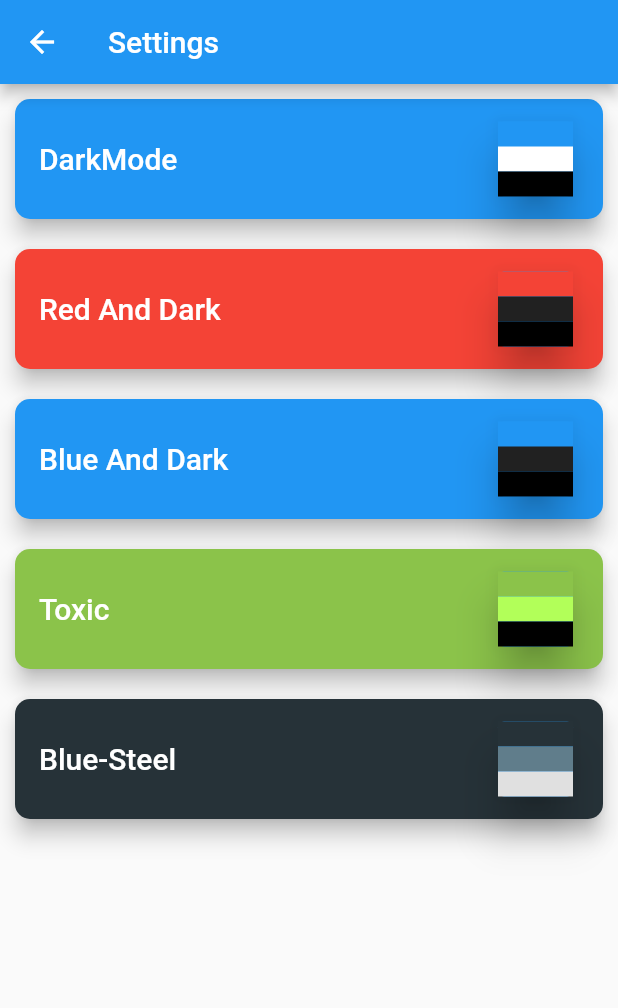
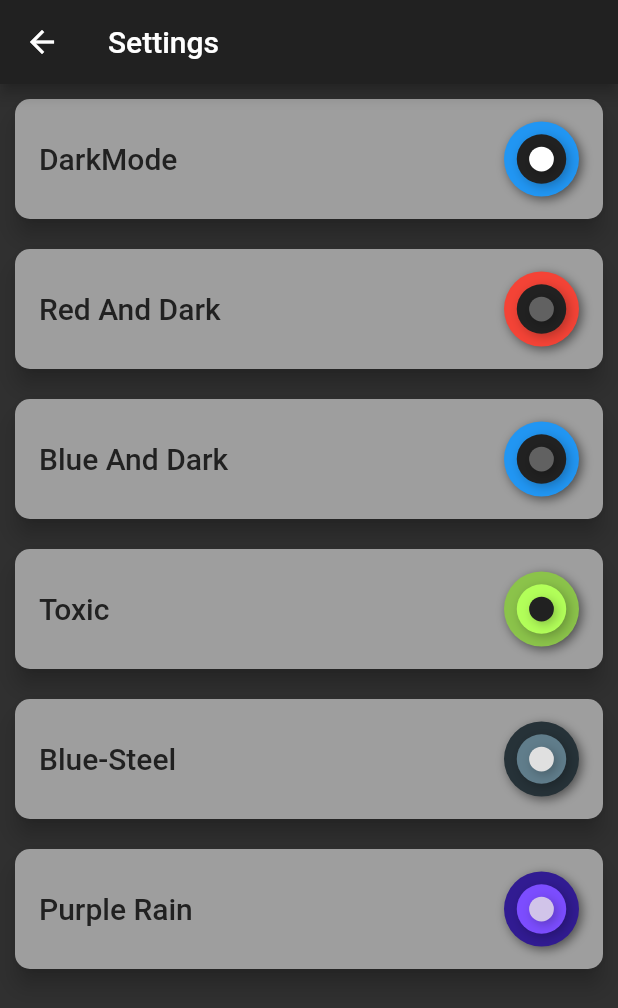
Before and after one commit to jgarza9788/flutter_dicey, a Flutter app: the screen it shows after launch, after a tap on an icon or button, on a phone screen of 412 x 824 dp. Shown: the top 1008 px of the screen. Run offline on Flutter 3.47's test engine with Material 2 defaults, Android fonts, the phone set to English and light mode, and no system bars; our stand-ins replace dynamic_theme, material_design_icons_flutter, shared_preferences.

Commit message:
finish theme

```diff
--- a/lib/CoinPage.dart
+++ b/lib/CoinPage.dart
@@ -51,7 +51,8 @@ class _CoinState extends State<Coin> with SingleTickerProviderStateMixin{
     //https://api.flutter.dev/flutter/animation/Curves-class.html
     animation = CurvedAnimation(parent: controller,curve: Curves.easeInOutBack);
 
-//    controller.forward(from: 0);
+    Flip();
+    controller.forward(from: 0);
 //    controller.reverse(from: 1);
 
     animation.addStatusListener((status){
@@ -107,7 +108,7 @@ class _CoinState extends State<Coin> with SingleTickerProviderStateMixin{
             SizedBox(
               height: 25.0,
             ),
-          ActionButton(controller: controller,text: 'Flip',),
+            ActionButton(controller: controller,text: 'Flip',)
           ],
         ),
       );
--- a/lib/D20Page.dart
+++ b/lib/D20Page.dart
@@ -74,7 +74,8 @@ class _D20State extends State<D20> with SingleTickerProviderStateMixin{
     animEase = CurvedAnimation(parent: controller,curve: Curves.ease);
     animBounce = CurvedAnimation(parent: controller,curve: Curves.bounceOut);
 
-//    controller.forward(from: 0);
+    Roll();
+    controller.forward(from: 0);
 //    controller.reverse(from: 1);
 
     controller.addStatusListener((status){
--- a/lib/DicePage.dart
+++ b/lib/DicePage.dart
@@ -60,7 +60,8 @@ class _DiceState extends State<Dice> with SingleTickerProviderStateMixin{
     animEase = CurvedAnimation(parent: controller,curve: Curves.ease);
     animBounce = CurvedAnimation(parent: controller,curve: Curves.bounceOut);
 
-//    controller.forward(from: 0);
+    Roll();
+    controller.forward(from: 0);
 //    controller.reverse(from: 1);
 
     controller.addStatusListener((status){
@@ -70,7 +71,6 @@ class _DiceState extends State<Dice> with SingleTickerProviderStateMixin{
       if(status == AnimationStatus.forward)
       {
         Roll();
-
       }
 
     });
--- a/lib/constants.dart
+++ b/lib/constants.dart
@@ -62,6 +62,8 @@ class ActionButton extends StatelessWidget {
 }
 
 
+
+
 class ThemeButton extends StatelessWidget {
   const ThemeButton({
     Key key,
@@ -81,47 +83,20 @@ class ThemeButton extends StatelessWidget {
       child: Container(
         height: 80.0,
         child: RaisedButton(
-            color: colors[0],
+//            color: colors[0],
+            color: Colors.grey,
             child: Row(
               children: <Widget>[
                 Expanded(
                   child: Text(themeName,
                     style: TextStyle(
                       fontSize: 20.0,
-                      color: Theme.of(context).primaryTextTheme.title.color,
+//                      color: Theme.of(context).primaryTextTheme.title.color,
+                      color: Colors.grey[900]
                     ),
                   ),
                 ),
-                Card(
-                  elevation: 12.0,
-                  color: Colors.blue,
-                  child: Container(
-                    height: 50.0,
-                    width: 50.0,
-//                    decoration: BoxDecoration(
-//                      borderRadius: BorderRadius.circular(50.0),
-//                    ),
-                    child: Column(
-                      children: <Widget>[
-                        Expanded(
-                          child: Container(
-                            color: colors[0],
-                          ),
-                        ),
-                        Expanded(
-                          child: Container(
-                            color: colors[1],
-                          ),
-                        ),
-                        Expanded(
-                          child: Container(
-                            color: colors[2],
-                          ),
-                        ),
-                      ],
-                    ),
-                  ),
-                ),
+                ThemePreview(colors: colors,),
               ],
             ),
             onPressed: setTheme,
@@ -132,3 +107,66 @@ class ThemeButton extends StatelessWidget {
     );
   }
 }
+
+class ThemePreview extends StatelessWidget {
+  const ThemePreview({
+    Key key,
+    this.colors,
+  }) : super(key: key);
+
+  final List<Color> colors;
+
+  @override
+  Widget build(BuildContext context) {
+    return Stack(
+      alignment: Alignment.center,
+      children: <Widget>[
+        Container(
+          width: 50.0,
+          height: 50.0,
+          decoration: new BoxDecoration(
+            color: colors[0],
+            shape: BoxShape.circle,
+            boxShadow: [
+              BoxShadow(
+                color: Colors.black.withOpacity(0.5),
+                offset: Offset(2.0, 2.0),
+                blurRadius: 5.0,
+              )
+            ],
+          ),
+        ),
+        Container(
+          width: 33.0,
+          height: 33.0,
+          decoration: new BoxDecoration(
+            color: colors[1],
+            shape: BoxShape.circle,
+            boxShadow: [
+              BoxShadow(
+                color: Colors.black.withOpacity(0.25),
+                offset: Offset(2.0, 2.0),
+                blurRadius: 5.0,
+              )
+            ],
+          ),
+        ),
+        Container(
+          width: 16.5,
+          height: 16.5,
+          decoration: new BoxDecoration(
+            color: colors[2],
+            shape: BoxShape.circle,
+            boxShadow: [
+              BoxShadow(
+                color: Colors.black.withOpacity(0.25),
+                offset: Offset(2.0, 2.0),
+                blurRadius: 5.0,
+              )
+            ],
+          ),
+        ),
+      ],
+    );
+  }
+}
--- a/lib/home.dart
+++ b/lib/home.dart
@@ -19,7 +19,7 @@ class HomeContent extends StatefulWidget {
   _HomeContentState createState() => _HomeContentState();
 }
 
-class _HomeContentState extends State<HomeContent> with SingleTickerProviderStateMixin{
+class _HomeContentState extends State<HomeContent> with SingleTickerProviderStateMixin {
 
   TabController _tabController;
 
@@ -34,7 +34,7 @@ void initState() {
   }
 
   @override
-void dispose(){
+  void dispose() {
     _tabController.dispose();
     super.dispose();
   }
@@ -70,6 +70,7 @@ Widget build(BuildContext context) {
         controller: _tabController,
       ),
     ),
+
     );
   }
 }
--- a/lib/main.dart
+++ b/lib/main.dart
@@ -1,10 +1,8 @@
 import 'package:flutter/material.dart';
-//import 'package:material_design_icons_flutter/material_design_icons_flutter.dart';
-import 'constants.dart';
 import 'home.dart';
 import 'settings.dart';
 import 'package:dynamic_theme/dynamic_theme.dart';
-
+import 'themes.dart';
 
 void main() => runApp(MyApp());
 
@@ -13,10 +11,7 @@ class MyApp extends StatelessWidget {
   Widget build(BuildContext context) {
     return new DynamicTheme(
         defaultBrightness: Brightness.light,
-        data: (brightness) => new ThemeData(
-//          primarySwatch: Colors.indigo,
-          brightness: brightness,
-        ),
+        data: (brightness) => darkMode(),
         themedWidgetBuilder: (context, theme) {
           return new MaterialApp(
             debugShowCheckedModeBanner: false,
@@ -32,48 +27,5 @@ class MyApp extends StatelessWidget {
         }
     );
 
-
-//    return MaterialApp(
-//        debugShowCheckedModeBanner: false,
-//        /*
-//        theme: ThemeData.dark().copyWith(
-//          primaryColor: Colors.lightGreen,
-//          accentColor: Colors.lightGreenAccent,
-//          buttonTheme: ButtonThemeData(
-//          buttonColor: Colors.lightGreen,
-//          shape: RoundedRectangleBorder(),
-//          textTheme: ButtonTextTheme.primary,
-//          ),
-//          indicatorColor: Colors.lightGreenAccent,
-//          iconTheme: IconThemeData(
-//          color: Colors.grey
-//          ),
-//          tabBarTheme: TabBarTheme(
-//              labelColor: Colors.lightGreenAccent,
-//          unselectedLabelColor: Colors.grey,
-//        ),
-//        appBarTheme: AppBarTheme().copyWith(
-//          textTheme: TextTheme().copyWith(
-//            title: TextStyle(color: Colors.black,fontSize: 24.0,fontWeight:FontWeight.bold),
-//          ),
-//          iconTheme: IconThemeData().copyWith(
-//            color: Colors.black,
-//          ),
-//        ),
-//          textTheme: TextTheme().copyWith(
-//            body1: TextStyle(
-////              color: Colors.red,
-//                fontSize: 24.0
-//            ),
-//          ),
-//        ),
-//        */
-//
-//        initialRoute: Home.id,
-//        routes: {
-//          Home.id: (context) => Home(),
-//          Settings.id: (context) => Settings()
-//        }
-//    );
   }
 }
--- a/lib/settings.dart
+++ b/lib/settings.dart
@@ -22,28 +22,28 @@ class Settings extends StatelessWidget {
         children: <Widget>[
           ThemeButton(
             themeName: 'DarkMode',
-            colors: [Colors.blue,Colors.white,Colors.black],
+            colors: [Colors.blue,Colors.grey[900],Colors.white],
             setTheme: (){
-              DynamicTheme.of(context).setThemeData(ThemeData.dark());
+              DynamicTheme.of(context).setThemeData(darkMode());
             },
           ),
           ThemeButton(
             themeName: 'Red And Dark',
-            colors: [Colors.red,Colors.grey[900],Colors.black],
+            colors: [Colors.red,Colors.grey[900],Colors.grey[700]],
             setTheme: (){
               DynamicTheme.of(context).setThemeData(redAndDark());
             },
           ),
           ThemeButton(
             themeName: 'Blue And Dark',
-            colors: [Colors.blue,Colors.grey[900],Colors.black],
+            colors: [Colors.blue,Colors.grey[900],Colors.grey[700]],
             setTheme: (){
               DynamicTheme.of(context).setThemeData(blueAndDark());
             },
           ),
           ThemeButton(
             themeName: 'Toxic',
-            colors: [Colors.lightGreen,Colors.lightGreenAccent,Colors.black],
+            colors: [Colors.lightGreen,Colors.lightGreenAccent,Colors.grey[900]],
             setTheme: (){
               DynamicTheme.of(context).setThemeData(toxic());
             },
@@ -55,6 +55,13 @@ class Settings extends StatelessWidget {
               DynamicTheme.of(context).setThemeData(blueSteel());
             },
           ),
+          ThemeButton(
+            themeName: 'Purple Rain',
+            colors: [Colors.deepPurple[900],Colors.deepPurpleAccent,Colors.deepPurple[100]],
+            setTheme: (){
+              DynamicTheme.of(context).setThemeData(purpleRain());
+            },
+          ),
         ],
       )
     );
--- a/pubspec.yaml
+++ b/pubspec.yaml
@@ -33,11 +33,7 @@ dependencies:
 #https://pub.dev/packages/dynamic_theme#-installing-tab-
   dynamic_theme: ^1.0.1
 
-##https://pub.dev/packages/flutter_bloc#-installing-tab-
-#  flutter_bloc: ^0.21.0
-#
-##https://pub.dev/packages/bloc#-installing-tab-
-#  bloc: ^0.15.0
+
 
 dev_dependencies:
   flutter_test:
```
Also changed, not shown: lib/themes.dart (+46 -0 lines), 1 other file. Lines whose indentation alone changed are shown as unchanged.
